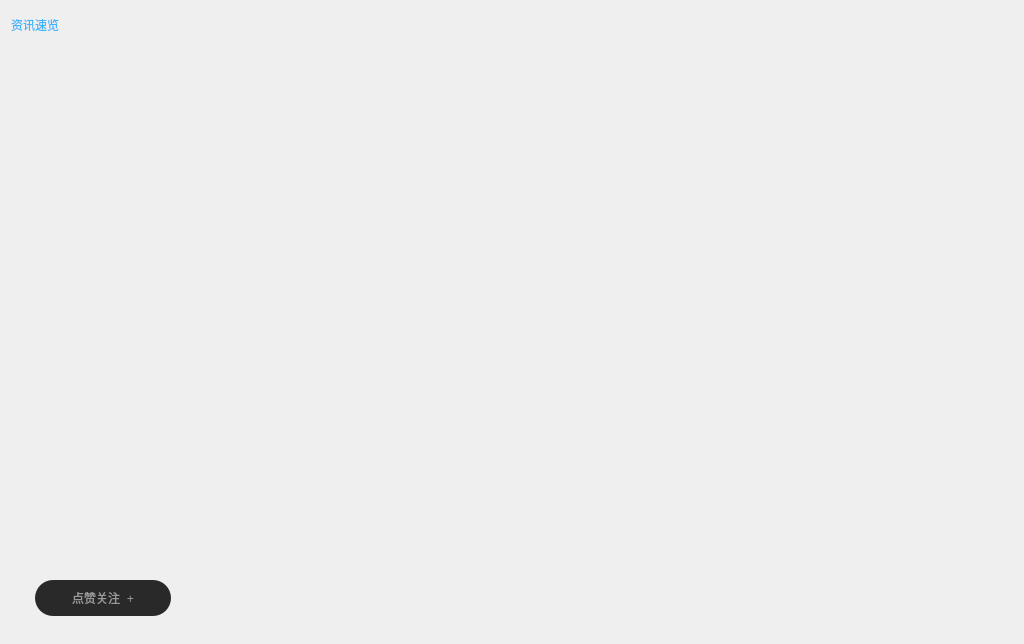
Before: the Qt Designer form VideoPlayer/mainwidget/shortvideo/ShortVideo.ui in huizhang556/pc-video-player, drawn with Qt 5.
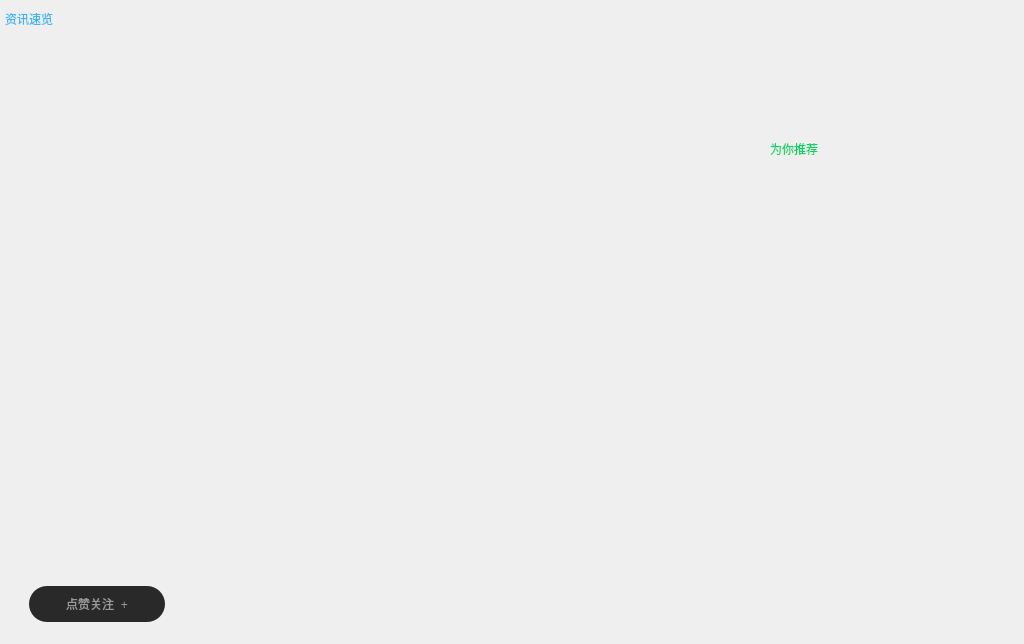
After: the same form once the commit is applied. The open tabs and pages were chosen to show the change. Icons and pictures are not drawn. Custom widgets are drawn as their Qt base class.

```diff
--- a/VideoPlayer/mainwidget/shortvideo/ShortVideo.ui
+++ b/VideoPlayer/mainwidget/shortvideo/ShortVideo.ui
@@ -19,28 +19,20 @@
 border: none;
 }</string>
   </property>
-  <layout class="QVBoxLayout" name="verticalLayout_4">
+  <layout class="QVBoxLayout" name="verticalLayout_4" stretch="2,8">
    <property name="spacing">
     <number>0</number>
    </property>
    <property name="leftMargin">
-    <number>6</number>
+    <number>0</number>
    </property>
    <property name="topMargin">
-    <number>6</number>
+    <number>0</number>
    </property>
    <property name="rightMargin">
-    <number>16</number>
+    <number>0</number>
    </property>
    <property name="bottomMargin">
-    <number>6</number>
-   </property>
-   <item>
-    <layout class="QVBoxLayout" name="verticalLayout_3" stretch="2,8">
-     <property name="spacing">
-      <number>0</number>
-     </property>
-     <property name="rightMargin">
       <number>0</number>
      </property>
      <item>
@@ -206,7 +198,7 @@
      <item>
       <layout class="QHBoxLayout" name="horizontalLayout_3" stretch="8,0">
        <property name="spacing">
-        <number>6</number>
+      <number>3</number>
        </property>
        <item>
         <layout class="QVBoxLayout" name="verticalLayout_2" stretch="0,2">
@@ -490,6 +482,129 @@
           </widget>
          </item>
         </layout>
+     </item>
+     <item>
+      <layout class="QVBoxLayout" name="verticalLayout_3">
+       <item>
+        <widget class="QFrame" name="frame_themeflush">
+         <property name="minimumSize">
+          <size>
+           <width>0</width>
+           <height>30</height>
+          </size>
+         </property>
+         <property name="maximumSize">
+          <size>
+           <width>16777215</width>
+           <height>30</height>
+          </size>
+         </property>
+         <property name="styleSheet">
+          <string notr="true">#frame_themeflush
+{
+background-color: transparent;
+}</string>
+         </property>
+         <property name="frameShape">
+          <enum>QFrame::StyledPanel</enum>
+         </property>
+         <property name="frameShadow">
+          <enum>QFrame::Raised</enum>
+         </property>
+         <layout class="QHBoxLayout" name="horizontalLayout_6">
+          <property name="leftMargin">
+           <number>0</number>
+          </property>
+          <property name="topMargin">
+           <number>0</number>
+          </property>
+          <property name="rightMargin">
+           <number>0</number>
+          </property>
+          <property name="bottomMargin">
+           <number>0</number>
+          </property>
+          <item>
+           <widget class="QPushButton" name="pushButton_rectags">
+            <property name="minimumSize">
+             <size>
+              <width>60</width>
+              <height>28</height>
+             </size>
+            </property>
+            <property name="maximumSize">
+             <size>
+              <width>60</width>
+              <height>28</height>
+             </size>
+            </property>
+            <property name="styleSheet">
+             <string notr="true">QPushButton
+{
+border: none;
+color: #00d661;
+font: 800 14px &quot;微软雅黑&quot;;
+}
+
+QPushButton:hover
+{
+color: #00d661;
+}
+</string>
+            </property>
+            <property name="text">
+             <string>为你推荐</string>
+            </property>
+           </widget>
+          </item>
+          <item>
+           <spacer name="horizontalSpacer_7">
+            <property name="orientation">
+             <enum>Qt::Horizontal</enum>
+            </property>
+            <property name="sizeHint" stdset="0">
+             <size>
+              <width>105</width>
+              <height>20</height>
+             </size>
+            </property>
+           </spacer>
+          </item>
+          <item>
+           <widget class="QPushButton" name="pushButton_themeflush">
+            <property name="minimumSize">
+             <size>
+              <width>80</width>
+              <height>28</height>
+             </size>
+            </property>
+            <property name="maximumSize">
+             <size>
+              <width>80</width>
+              <height>28</height>
+             </size>
+            </property>
+            <property name="styleSheet">
+             <string notr="true">QPushButton
+{
+border: none;
+color: #d81e1f;
+font: 800 14px &quot;微软雅黑&quot;;
+}
+
+QPushButton:hover
+{
+color: #00d661;
+}
+</string>
+            </property>
+            <property name="text">
+             <string/>
+            </property>
+           </widget>
+          </item>
+         </layout>
+        </widget>
        </item>
        <item>
         <widget class="QStackedWidget" name="stackedWidget_dramalist">
```
Left out of the diff: 2 changed lines with no effect on the pictures. Lines whose indentation alone changed are shown as unchanged.
